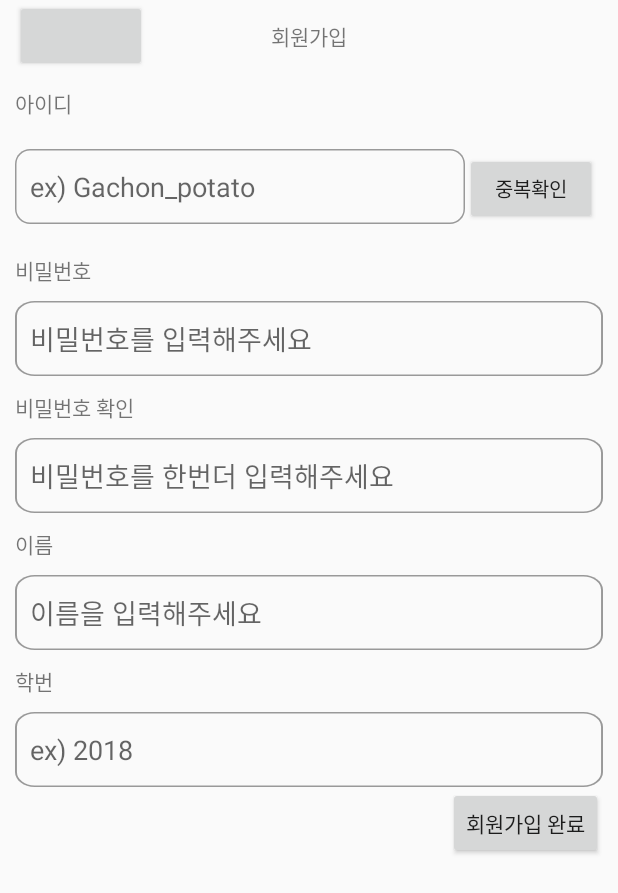
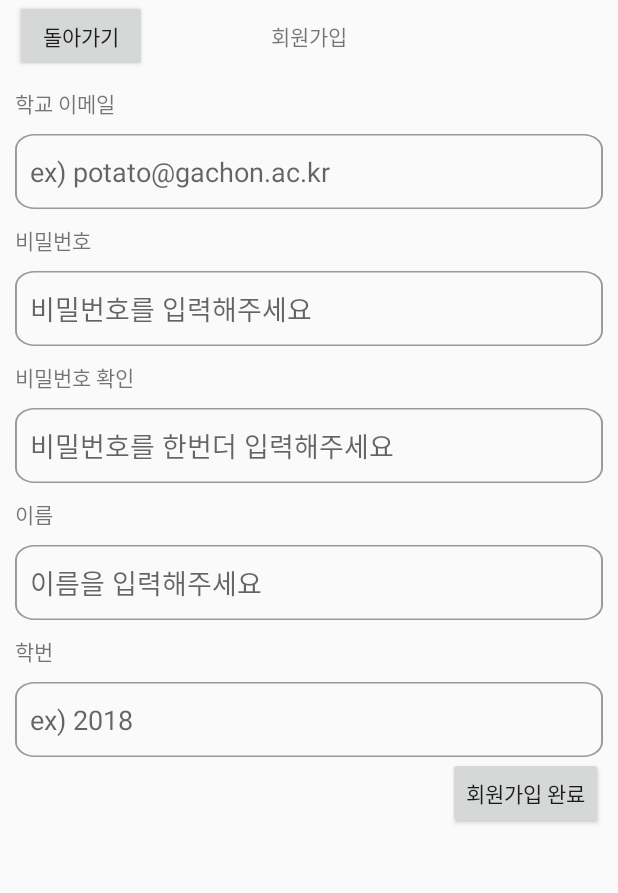
Before and after one commit to Talking-Potato/Campus_Book, an Android app: the SignupActivity screen opened directly, with no data from a screen before it, on a phone screen of 412 x 824 dp. Shown: the top 893 px of the screen. Run offline under Robolectric (Android 15) with nearby library versions, the phone set to English and light mode, and no system bars; our stand-ins replace Firebase (no records; nobody signed in at launch, a user with empty details on screens opened directly).

Commit message:
FireBase 연결완료, 회원가입 화면에서 뒤로가기 버튼 생성

```diff
--- a/app/src/main/java/com/example/term_project/SignupActivity.java
+++ b/app/src/main/java/com/example/term_project/SignupActivity.java
@@ -4,24 +4,93 @@ import android.content.Intent;
 import android.os.Bundle;
 import android.view.View;
 import android.widget.Button;
+import android.widget.EditText;
+import android.widget.Toast;
 
+import androidx.annotation.NonNull;
 import androidx.appcompat.app.AppCompatActivity;
 
+import com.google.android.gms.tasks.OnCompleteListener;
+import com.google.android.gms.tasks.Task;
+import com.google.firebase.auth.AuthResult;
+import com.google.firebase.auth.FirebaseAuth;
+import com.google.firebase.database.DatabaseReference;
+import com.google.firebase.database.FirebaseDatabase;
+
+
 public class SignupActivity extends AppCompatActivity {
+
+    private FirebaseAuth firebaseAuth;
+
+    // 파이어베이스 데이터베이스 연동
+    private FirebaseDatabase database = FirebaseDatabase.getInstance();
+
+    //DatabaseReference 데이터베이스의 특정 위치로 연결하는 거라고 생각하면 된다.
+    //현재 연결은 데이터베이스에만 딱 연결해놓고
+    //키값(테이블 또는 속성)의 위치 까지는 들어가지는 않은 모습이다.
+    private DatabaseReference databaseReference = database.getReference();
 
     @Override
     protected void onCreate(Bundle savedInstanceState) {
         super.onCreate(savedInstanceState);
         setContentView(R.layout.activity_signup);
+        firebaseAuth = FirebaseAuth.getInstance();
 
+        Button backButton = findViewById(R.id.signBack);
         Button button = findViewById(R.id.complete);
+        EditText editEmail = findViewById(R.id.editEmail);
+        EditText editPW = findViewById(R.id.editPW);
+        EditText editCheckPW = findViewById(R.id.editCheckPW);
+        EditText editName = findViewById(R.id.editName);
+        EditText editSchoolID = findViewById(R.id.editSchoolID);
 
         button.setOnClickListener(new View.OnClickListener() {
             @Override
             public void onClick(View v) {
-                Intent intent = new Intent(getApplicationContext(), LoginActivity.class);
-                startActivity(intent);
+                if (!editEmail.getText().toString().equals("") && !editPW.getText().toString().equals("")
+                        && !editName.getText().toString().equals("") && !editSchoolID.getText().toString().equals("")) {
+                    // 모든 editText 공백이 아닐때
+                    if (editPW.getText().toString().equals(editCheckPW.getText().toString()))
+                        // 패스워드 둘 다 알맞게 입력되었을 때
+                        createUser(editEmail.getText().toString(), editPW.getText().toString(),
+                                editName.getText().toString(), editSchoolID.getText().toString());
+                    else {
+                        // 패스워드 2개가 서로 일치하지 않을 때
+                        Toast.makeText(SignupActivity.this, "비밀번호가 일치하지 않습니다.", Toast.LENGTH_SHORT).show();
+                    }
+                } else {
+                    Toast.makeText(SignupActivity.this, "모든 정보를 입력해주세요", Toast.LENGTH_LONG).show();
+
+                }
+            }
+        });
+
+        backButton.setOnClickListener(new View.OnClickListener() {
+            @Override
+            public void onClick(View v) {
+                finish();
             }
         });
     }
+
+    private void createUser(String ID, String PW, String name, String schoolID) {
+        firebaseAuth.createUserWithEmailAndPassword(ID, PW)
+                .addOnCompleteListener(this, new OnCompleteListener<AuthResult>() {
+                    @Override
+                    public void onComplete(@NonNull Task<AuthResult> task) {
+                        if (task.isSuccessful()) {
+                            // 회원가입 성공시
+                            SignupData signupData = new SignupData(name, schoolID);
+                            databaseReference.push().setValue(signupData);
+                            Toast.makeText(SignupActivity.this, "회원가입 성공", Toast.LENGTH_SHORT).show();
+
+
+                        } else {
+                            // 계정이 중복된 경우
+                            Toast.makeText(SignupActivity.this, "이미 존재하는 계정입니다.", Toast.LENGTH_SHORT).show();
+                        }
+                    }
+                });
+    }
+
 }
--- a/app/src/main/res/layout/activity_login.xml
+++ b/app/src/main/res/layout/activity_login.xml
@@ -35,6 +35,7 @@
         android:layout_marginBottom="20dp"
         android:background="@drawable/login_box"
         android:hint="Password"
+        android:inputType="textPassword"
         android:minHeight="48dp"
         android:paddingHorizontal="10dp" />
 
--- a/app/src/main/res/layout/activity_signup.xml
+++ b/app/src/main/res/layout/activity_signup.xml
@@ -10,6 +10,8 @@
         android:layout_height="wrap_content">
 
         <Button
+            android:id="@+id/signBack"
+            android:text="돌아가기"
             android:layout_width="wrap_content"
             android:layout_height="wrap_content"
             android:layout_gravity="left" />
@@ -25,27 +27,15 @@
         android:layout_width="match_parent"
         android:layout_height="wrap_content"
         android:layout_marginVertical="10dp"
-        android:text="아이디" />
+        android:text="학교 이메일" />
 
-    <LinearLayout
+    <EditText
+        android:id="@+id/editEmail"
         android:layout_width="match_parent"
         android:layout_height="wrap_content"
-        android:layout_marginVertical="10dp"
-        android:orientation="horizontal">
-
-        <EditText
-            android:layout_width="wrap_content"
-            android:layout_height="wrap_content"
-            android:background="@drawable/login_box"
-            android:hint="ex) Gachon_potato"
-            android:paddingHorizontal="10dp" />
-
-        <Button
-            android:layout_width="wrap_content"
-            android:layout_height="wrap_content"
-            android:text="중복확인"
-            android:textSize="13dp" />
-    </LinearLayout>
+        android:background="@drawable/login_box"
+        android:hint="ex) potato@gachon.ac.kr"
+        android:paddingHorizontal="10dp" />
 
     <TextView
         android:layout_width="match_parent"
@@ -54,10 +44,12 @@
         android:text="비밀번호" />
 
     <EditText
+        android:id="@+id/editPW"
         android:layout_width="match_parent"
         android:layout_height="wrap_content"
         android:background="@drawable/login_box"
         android:hint="비밀번호를 입력해주세요"
+        android:inputType="textPassword"
         android:paddingHorizontal="10dp" />
 
 
@@ -68,10 +60,12 @@
         android:text="비밀번호 확인" />
 
     <EditText
+        android:id="@+id/editCheckPW"
         android:layout_width="match_parent"
         android:layout_height="wrap_content"
         android:background="@drawable/login_box"
         android:hint="비밀번호를 한번더 입력해주세요"
+        android:inputType="textPassword"
         android:paddingHorizontal="10dp" />
 
     <TextView
@@ -81,6 +75,7 @@
         android:text="이름" />
 
     <EditText
+        android:id="@+id/editName"
         android:layout_width="match_parent"
         android:layout_height="wrap_content"
         android:background="@drawable/login_box"
@@ -94,6 +89,7 @@
         android:text="학번" />
 
     <EditText
+        android:id="@+id/editSchoolID"
         android:layout_width="match_parent"
         android:layout_height="wrap_content"
         android:background="@drawable/login_box"
@@ -101,10 +97,10 @@
         android:paddingHorizontal="10dp" />
 
     <Button
+        android:id="@+id/complete"
         android:layout_width="wrap_content"
         android:layout_height="wrap_content"
-        android:id = "@+id/complete"
-        android:text ="회원가입 완료"
-        android:layout_gravity="right" />
+        android:layout_gravity="right"
+        android:text="회원가입 완료" />
 
 </LinearLayout>
--- a/build.gradle
+++ b/build.gradle
@@ -6,6 +6,7 @@ buildscript {
     }
     dependencies {
         classpath 'com.android.tools.build:gradle:7.1.2'
+        classpath 'com.google.gms:google-services:4.3.10'
 
         // NOTE: Do not place your application dependencies here; they belong
         // in the individual module build.gradle files
```
Also changed, not shown: app/build.gradle (+7 -0 lines), app/src/main/AndroidManifest.xml (+10 -14 lines), app/src/main/java/com/example/term_project/SignupData.java (added, +31 -0 lines), 1 other file.
